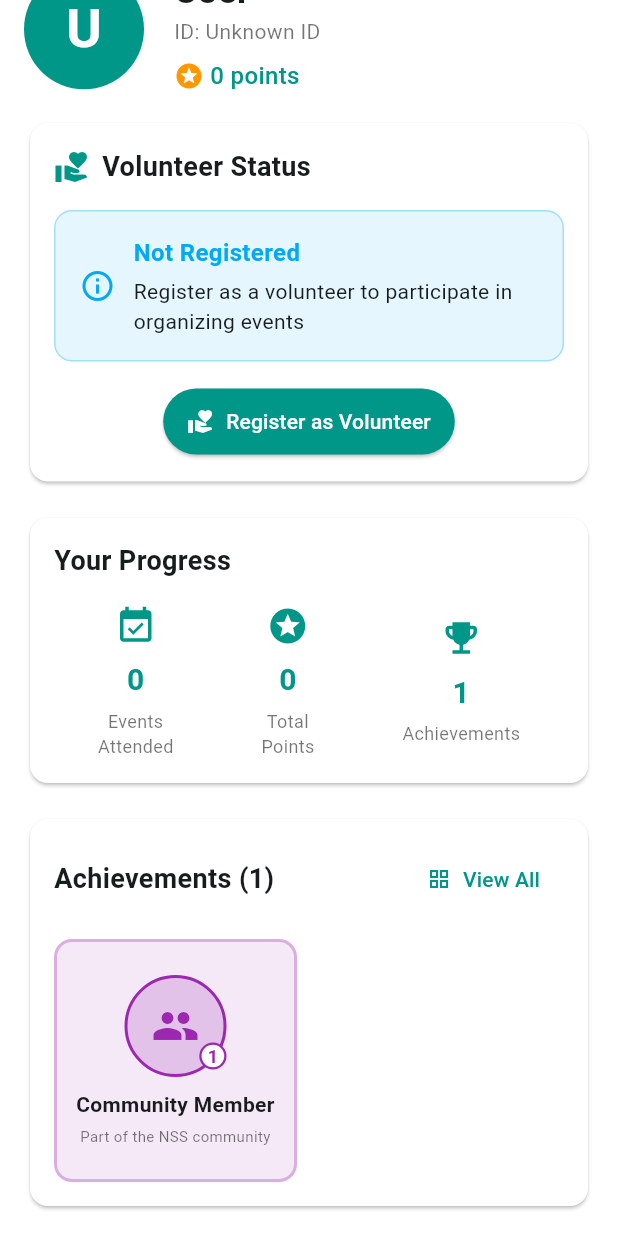
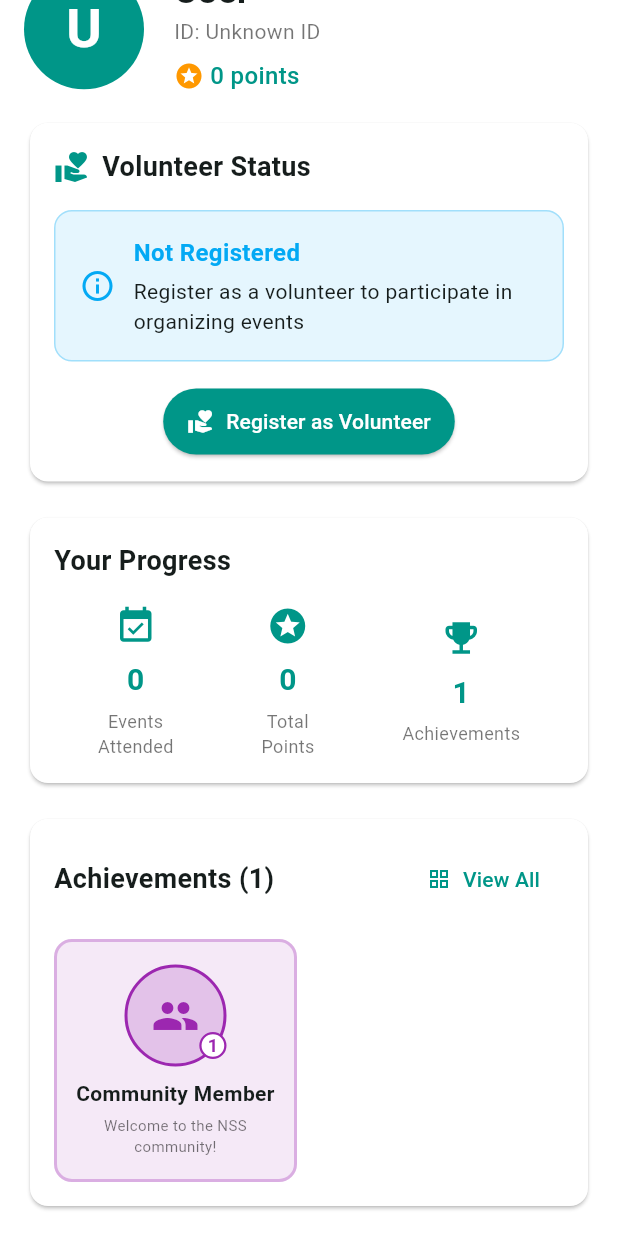
Before and after one commit to ByteCommitter/NSS-Frontend, a Flutter app: the ProfilePage screen opened directly, scrolled down 39 dp, on a phone screen of 412 x 824 dp. Run offline on Flutter 3.47's test engine with Material 3 defaults, Android fonts, the phone set to English and light mode, and no system bars; our stand-ins replace cloud_firestore, flutter_secure_storage, font_awesome_flutter, get, shared_preferences, socket_io_client; missing offline and left inert: dart:html; accounts and stored records are empty; network calls fail.

Commit message:
Badges Fixed

```diff
--- a/lib/pages/Dashboard/dashboard_page.dart
+++ b/lib/pages/Dashboard/dashboard_page.dart
@@ -206,7 +206,7 @@ class _DashboardPageState extends State<DashboardPage> {
     }
   }
 
-  // SHARED BADGE LOADING CODE - IDENTICAL TO PROFILE
+  // FORCE USE OF SHARED METHOD - No other calls allowed
   void _loadBadges() {
     print('=== DASHBOARD: _loadBadges START ===');
     if (!mounted) return;
@@ -216,21 +216,10 @@ class _DashboardPageState extends State<DashboardPage> {
     });
 
     try {
-      // IDENTICAL logic to profile page
-      BadgeService? badgeService;
-      try {
-        badgeService = Get.find<BadgeService>();
-        print('Dashboard: Found existing BadgeService');
-      } catch (e) {
-        print('Dashboard: BadgeService not found, creating new instance');
-        badgeService = BadgeService();
-        Get.put(badgeService, permanent: true);
-      }
+      // FORCE USE SHARED METHOD - Remove any other badge calls
+      final badges = BadgeService.getSharedBadges();
 
-      // IDENTICAL call - no differences
-      final badges = badgeService.calculateUserBadges();
-
-      print('Dashboard: Got ${badges.length} badges from BadgeService');
+      print('Dashboard: Got ${badges.length} badges from SHARED method');
       for (var badge in badges) {
         print('Dashboard Badge: ${badge.name} (Level ${badge.level})');
       }
@@ -242,6 +231,7 @@ class _DashboardPageState extends State<DashboardPage> {
         });
 
         print('Dashboard: UI updated with ${_badges.length} badges');
+        print('Dashboard: Badge names: ${_badges.map((b) => b.name).join(', ')}');
       }
     } catch (e) {
       print('Dashboard: Error loading badges: $e');
--- a/lib/pages/Profile/profile_page.dart
+++ b/lib/pages/Profile/profile_page.dart
@@ -27,11 +27,8 @@ class _ProfilePageState extends State<ProfilePage> {
   @override
   void initState() {
     super.initState();
-    _refreshUserPoints();
-    _refreshVolunteerStatus();
-    _loadEventsAttendedCount();
     _initUsername();
-    _loadAchievements();
+    _loadProfileData(); // Load data in proper sequence
   }
 
   // Add method to initialize username
@@ -48,6 +45,15 @@ class _ProfilePageState extends State<ProfilePage> {
     } else {
       print('Username is null or widget not mounted. Username=$username, mounted=$mounted');
     }
+  }
+
+  // Add method to load profile data in correct sequence - like dashboard
+  Future<void> _loadProfileData() async {
+    // FIXED: Load points first, then badges - same sequence as dashboard
+    await _refreshUserPoints(); // Wait for points to load first
+    await _refreshVolunteerStatus(); // Wait for volunteer status
+    await _loadEventsAttendedCount(); // Load events count
+    _loadAchievements(); // Then load badges with fresh data
   }
 
   // Refresh user points from API
@@ -217,7 +223,7 @@ class _ProfilePageState extends State<ProfilePage> {
     }
   }
 
-  // SHARED BADGE LOADING CODE - IDENTICAL TO DASHBOARD
+  // FORCE USE OF SHARED METHOD - No other calls allowed
   void _loadAchievements() {
     print('=== PROFILE: _loadAchievements START ===');
     if (!mounted) return;
@@ -227,21 +233,10 @@ class _ProfilePageState extends State<ProfilePage> {
     });
 
     try {
-      // IDENTICAL logic to dashboard page
-      BadgeService? badgeService;
-      try {
-        badgeService = Get.find<BadgeService>();
-        print('Profile: Found existing BadgeService');
-      } catch (e) {
-        print('Profile: BadgeService not found, creating new instance');
-        badgeService = BadgeService();
-        Get.put(badgeService, permanent: true);
-      }
+      // FORCE USE SHARED METHOD - Remove any other badge calls
+      final badges = BadgeService.getSharedBadges();
 
-      // IDENTICAL call - no differences
-      final badges = badgeService.calculateUserBadges();
-
-      print('Profile: Got ${badges.length} badges from BadgeService');
+      print('Profile: Got ${badges.length} badges from SHARED method');
       for (var badge in badges) {
         print('Profile Badge: ${badge.name} (Level ${badge.level})');
       }
@@ -253,6 +248,7 @@ class _ProfilePageState extends State<ProfilePage> {
         });
 
         print('Profile: UI updated with ${_achievements.length} badges');
+        print('Profile: Badge names: ${_achievements.map((b) => b.name).join(', ')}');
       }
     } catch (e) {
       print('Profile: Error loading achievements: $e');
@@ -266,12 +262,14 @@ class _ProfilePageState extends State<ProfilePage> {
     print('=== PROFILE: _loadAchievements END ===');
   }
 
-  // FIXED: Update refresh method to match dashboard
+  // FIXED: Update refresh method to match dashboard sequence
   Future<void> _refreshAllData() async {
     print('Profile: Refreshing profile data and badges');
-    await _refreshUserPoints();
-    await _refreshVolunteerStatus();
-    await _loadEventsAttendedCount();
+
+    // SAME SEQUENCE AS DASHBOARD - Load points first, then badges
+    await _refreshUserPoints(); // Load fresh points from API
+    await _refreshVolunteerStatus(); // Refresh volunteer status
+    await _loadEventsAttendedCount(); // Load events count
 
     // Force badge service to refresh user data - SAME as dashboard
     try {
@@ -319,6 +317,7 @@ class _ProfilePageState extends State<ProfilePage> {
 
               // Enhanced Achievements section
               _buildEnhancedAchievementsSection(),
+
             ],
           ),
         ),
--- a/lib/services/badge_service.dart
+++ b/lib/services/badge_service.dart
@@ -1,6 +1,5 @@
 import 'package:flutter/material.dart';
 import 'package:get/get.dart';
-import 'package:mentalsustainability/theme/app_colors.dart';
 import 'package:mentalsustainability/services/auth_service.dart';
 import 'package:mentalsustainability/services/api_service.dart';
 
@@ -69,9 +68,15 @@ class BadgeService extends GetxService {
     calculateUserBadges();
   }
 
-  // Calculate badges based on user data
+  // REMOVE the old calculateUserBadges method - replace with getSharedBadges call
   List<AchievementBadge> calculateUserBadges() {
-    print('=== BadgeService: calculateUserBadges START ===');
+    print('=== BadgeService: calculateUserBadges redirecting to SHARED method ===');
+    return getSharedBadges();
+  }
+
+  // SHARED METHOD - Both pages use this EXACT same function
+  static List<AchievementBadge> getSharedBadges() {
+    print('=== SHARED: getSharedBadges START ===');
 
     final List<AchievementBadge> badges = [];
 
@@ -79,15 +84,15 @@ class BadgeService extends GetxService {
       AuthService? authService;
       try {
         authService = Get.find<AuthService>();
-        print('BadgeService: Found AuthService - isVolunteer=${authService.isVolunteer}, points=${authService.points}');
+        print('SHARED: Found AuthService - isVolunteer=${authService.isVolunteer}, points=${authService.points}');
       } catch (e) {
-        print('BadgeService: AuthService not available: $e');
+        print('SHARED: AuthService not available: $e');
         return [];
       }
 
-      // 1. Volunteer Badge - ONLY for active volunteers (not wishVolunteers)
+      // 1. Volunteer Badge - ONLY for active volunteers
       if (authService.isVolunteer) {
-        print('BadgeService: Adding NSS Volunteer badge (isVolunteer=true)');
+        print('SHARED: Adding NSS Volunteer badge');
         badges.add(AchievementBadge(
           id: 'volunteer',
           name: 'NSS Volunteer',
@@ -96,53 +101,126 @@ class BadgeService extends GetxService {
           color: Colors.green,
           level: 1,
         ));
-      } else {
-        print('BadgeService: NOT adding NSS Volunteer badge (isVolunteer=false)');
       }
 
-      // 2. Points Badge - based on total points
+      // 2. Points Badge System
       final int points = authService.points;
-      print('BadgeService: User has $points points');
-      if (points > 0) {
-        print('BadgeService: Adding points badge for $points points');
+      print('SHARED: User has $points points');
+
+      if (points >= 50) {
+        String badgeName = 'Bronze Starter';
+        String badgeDescription = 'Getting started with NSS activities';
+        Color badgeColor = Colors.brown;
+        int badgeLevel = 1;
+
+        if (points >= 2500) {
+          badgeName = 'Diamond Legend';
+          badgeDescription = 'Elite NSS contributor with 2500+ points';
+          badgeColor = Colors.cyan;
+          badgeLevel = 50 + ((points - 2500) / 100).floor();
+        } else if (points >= 1000) {
+          badgeName = 'Platinum Champion';
+          badgeDescription = 'Outstanding contributor with 1000+ points';
+          badgeColor = Colors.blueGrey;
+          badgeLevel = 20 + ((points - 1000) / 50).floor();
+        } else if (points >= 500) {
+          badgeName = 'Gold Star';
+          badgeDescription = 'Exceptional contributor with 500+ points';
+          badgeColor = Colors.amber;
+          badgeLevel = 10 + ((points - 500) / 50).floor();
+        } else if (points >= 200) {
+          badgeName = 'Silver Achiever';
+          badgeDescription = 'Active contributor with 200+ points';
+          badgeColor = Colors.grey.shade600;
+          badgeLevel = 4 + ((points - 200) / 50).floor();
+        } else if (points >= 50) {
+          badgeLevel = 1 + ((points - 50) / 50).floor();
+        }
+
+        print('SHARED: Adding $badgeName badge (Level $badgeLevel)');
         badges.add(AchievementBadge(
-          id: 'points',
-          name: points >= 100 ? 'Star Contributor' : 'Point Collector',
-          description: 'Earned $points NSS points',
+          id: 'points_tier',
+          name: badgeName,
+          description: badgeDescription,
           icon: Icons.stars,
-          color: points >= 100 ? Colors.amber : Colors.orange,
-          level: (points / 50).floor() + 1,
+          color: badgeColor,
+          level: badgeLevel,
         ));
-      } else {
-        print('BadgeService: NOT adding points badge (points=0)');
       }
 
-      // 3. Community Badge - for ALL users (always)
-      print('BadgeService: Adding Community Member badge (always added)');
+      // 3. Event Participation Badge
+      final int estimatedEvents = (points / 50).floor();
+      if (estimatedEvents >= 1) {
+        String eventBadgeName = 'First Steps';
+        String eventDescription = 'Started participating in NSS events';
+        Color eventColor = Colors.teal;
+        int eventLevel = 1;
+
+        if (estimatedEvents >= 20) {
+          eventBadgeName = 'Event Master';
+          eventDescription = 'Participated in 20+ NSS events';
+          eventColor = Colors.deepPurple;
+          eventLevel = 5;
+        } else if (estimatedEvents >= 10) {
+          eventBadgeName = 'Event Expert';
+          eventDescription = 'Participated in 10+ NSS events';
+          eventColor = Colors.indigo;
+          eventLevel = 4;
+        } else if (estimatedEvents >= 5) {
+          eventBadgeName = 'Event Enthusiast';
+          eventDescription = 'Participated in 5+ NSS events';
+          eventColor = Colors.blue;
+          eventLevel = 3;
+        } else if (estimatedEvents >= 3) {
+          eventBadgeName = 'Regular Participant';
+          eventDescription = 'Participated in 3+ NSS events';
+          eventColor = Colors.lightBlue;
+          eventLevel = 2;
+        }
+
+        print('SHARED: Adding $eventBadgeName badge (Level $eventLevel)');
+        badges.add(AchievementBadge(
+          id: 'events',
+          name: eventBadgeName,
+          description: eventDescription,
+          icon: Icons.event_available,
+          color: eventColor,
+          level: eventLevel,
+        ));
+      }
+
+      // 4. Community Badge - for ALL users
+      print('SHARED: Adding Community Member badge');
       badges.add(AchievementBadge(
         id: 'community',
         name: 'Community Member',
-        description: 'Part of the NSS community',
+        description: 'Welcome to the NSS community!',
         icon: Icons.people,
         color: Colors.purple,
         level: 1,
       ));
 
-      // Update cache
-      _cachedBadges.clear();
-      _cachedBadges.addAll(badges);
-      _lastCalculated = DateTime.now();
+      // 5. Top Performer Badge
+      if (points >= 1000) {
+        print('SHARED: Adding Top Performer badge');
+        badges.add(AchievementBadge(
+          id: 'top_performer',
+          name: 'Top Performer',
+          description: 'Among the top contributors in NSS',
+          icon: Icons.emoji_events,
+          color: Colors.orange,
+          level: (points / 500).floor(),
+        ));
+      }
 
-      print('BadgeService: FINAL RESULT - ${badges.length} badges: ${badges.map((b) => b.name).join(', ')}');
+      print('SHARED: FINAL RESULT - ${badges.length} badges: ${badges.map((b) => '${b.name} (L${b.level})').join(', ')}');
     } catch (e) {
-      print('BadgeService: Error calculating badges: $e');
+      print('SHARED: Error calculating badges: $e');
     }
 
-    print('=== BadgeService: calculateUserBadges END (${badges.length} badges) ===');
+    print('=== SHARED: getSharedBadges END (${badges.length} badges) ===');
     return badges;
   }
-
-  // Force refresh badges when user status changes
 }
 
 // Badge model class
```
